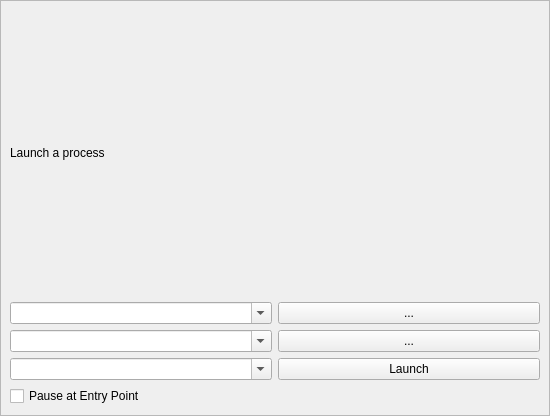
Qt form src/SessionSetup/ProcessLauncherWidget.ui (pierricgimmig/orbit) before a commit.
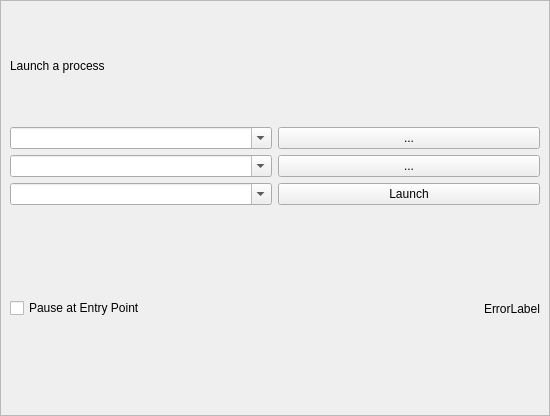
The same form after that commit.

Commit message: Launch process spinning and resume on start capture

```diff
--- a/src/SessionSetup/ProcessLauncherWidget.ui
+++ b/src/SessionSetup/ProcessLauncherWidget.ui
@@ -38,21 +38,22 @@
       <property name="frameShadow">
        <enum>QFrame::Raised</enum>
       </property>
+      <layout class="QGridLayout" name="gridLayout_3">
+       <item row="0" column="0">
+        <layout class="QVBoxLayout" name="verticalLayout">
+         <item>
       <layout class="QGridLayout" name="gridLayout_2">
-       <item row="2" column="1">
-        <widget class="QPushButton" name="BrowseWorkingDirButton">
+           <item row="0" column="0">
+            <widget class="QLabel" name="LaunchProcessLabel">
          <property name="text">
-          <string>...</string>
+              <string>Launch a process</string>
          </property>
         </widget>
        </item>
-       <item row="4" column="0">
-        <widget class="QCheckBox" name="PauseAtEntryPoingCheckBox">
-         <property name="toolTip">
-          <string>Resume exectution by starting a capture</string>
-         </property>
-         <property name="text">
-          <string>Pause at Entry Point</string>
+           <item row="1" column="0">
+            <widget class="QComboBox" name="ProcessComboBox">
+             <property name="editable">
+              <bool>true</bool>
          </property>
         </widget>
        </item>
@@ -70,10 +71,10 @@
          </property>
         </widget>
        </item>
-       <item row="1" column="0">
-        <widget class="QComboBox" name="ProcessComboBox">
-         <property name="editable">
-          <bool>true</bool>
+           <item row="2" column="1">
+            <widget class="QPushButton" name="BrowseWorkingDirButton">
+             <property name="text">
+              <string>...</string>
          </property>
         </widget>
        </item>
@@ -84,19 +85,50 @@
          </property>
         </widget>
        </item>
-       <item row="0" column="0">
-        <widget class="QLabel" name="LaunchProcessLabel">
-         <property name="text">
-          <string>Launch a process</string>
-         </property>
-        </widget>
-       </item>
        <item row="3" column="1">
         <widget class="QPushButton" name="LaunchButton">
          <property name="text">
           <string>Launch</string>
          </property>
         </widget>
+           </item>
+          </layout>
+         </item>
+         <item>
+          <layout class="QHBoxLayout" name="horizontalLayout">
+           <item>
+            <widget class="QCheckBox" name="PauseAtEntryPoingCheckBox">
+             <property name="toolTip">
+              <string>Resume exectution by starting a capture</string>
+             </property>
+             <property name="text">
+              <string>Pause at Entry Point</string>
+             </property>
+            </widget>
+           </item>
+           <item>
+            <spacer name="horizontalSpacer">
+             <property name="orientation">
+              <enum>Qt::Horizontal</enum>
+             </property>
+             <property name="sizeHint" stdset="0">
+              <size>
+               <width>198</width>
+               <height>20</height>
+              </size>
+             </property>
+            </spacer>
+           </item>
+           <item>
+            <widget class="QLabel" name="ErrorLabel">
+             <property name="text">
+              <string>ErrorLabel</string>
+             </property>
+            </widget>
+           </item>
+          </layout>
+         </item>
+        </layout>
        </item>
       </layout>
      </widget>
```
Lines whose indentation alone changed are shown as unchanged. The commit also changes 19 other files.
